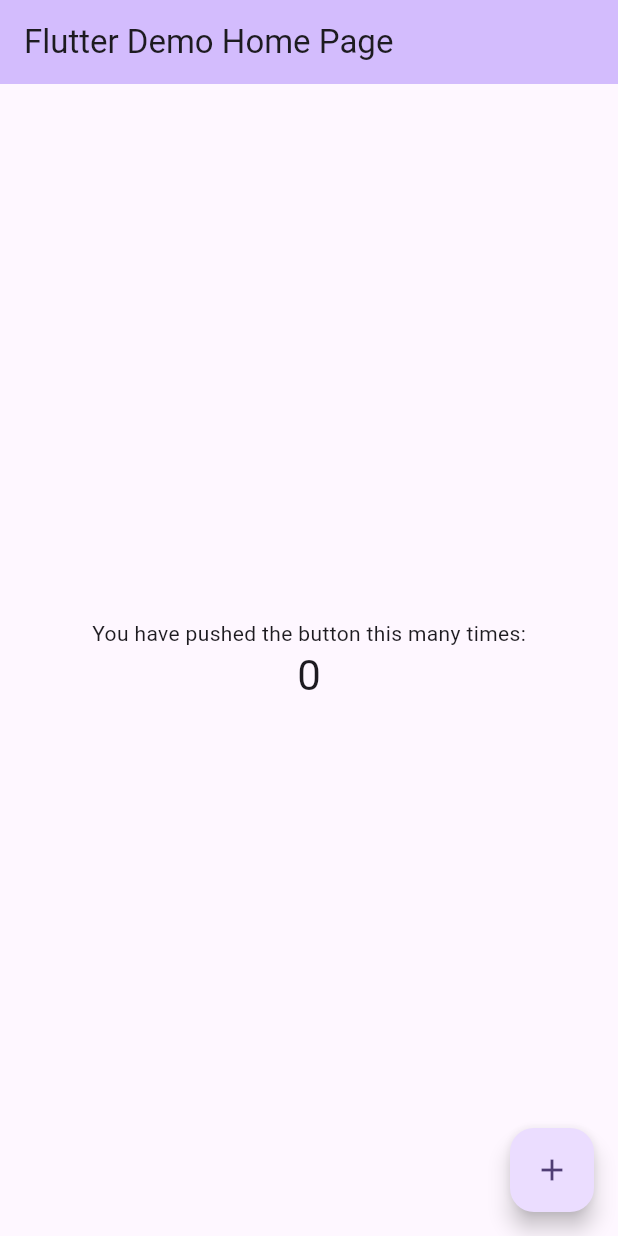
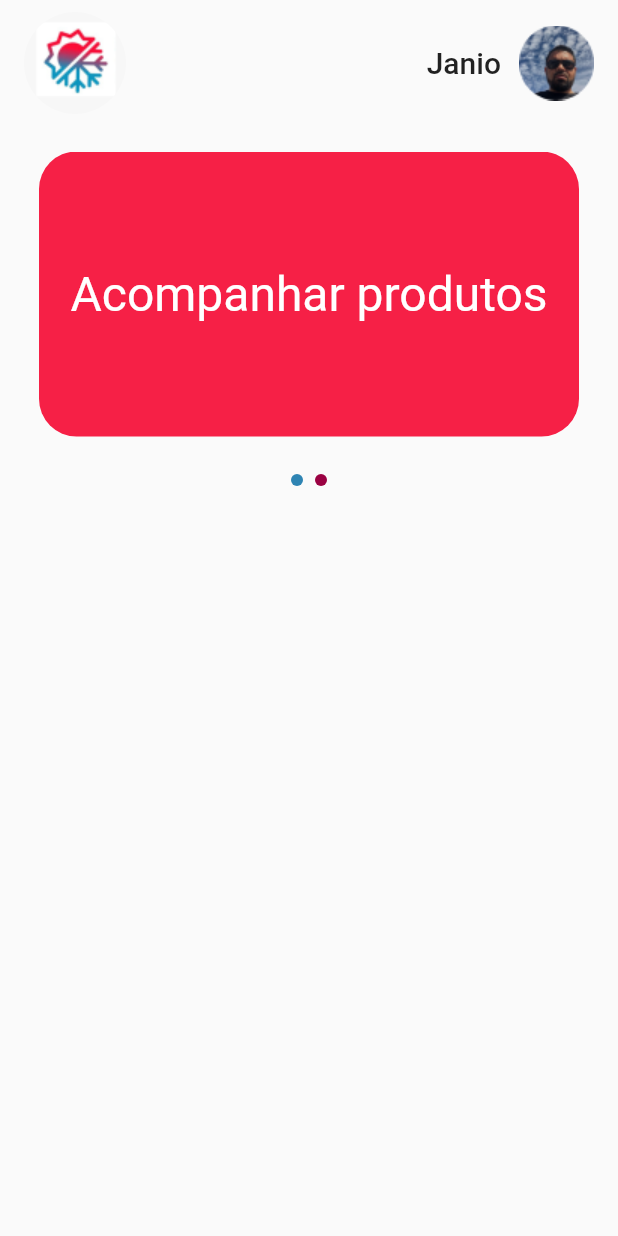
Before and after one commit to BerPGR/qcscontrol-flutter, a Flutter app: the screen it shows after launch, on a phone screen of 412 x 824 dp. Run offline on Flutter 3.47's test engine with Material 3 defaults, Android fonts, the phone set to English and light mode, and no system bars; drawn by our look-alikes of smooth_page_indicator.

Commit message:
Created first part of the home screen

```diff
--- a/lib/main.dart
+++ b/lib/main.dart
@@ -1,6 +1,8 @@
 import 'package:flutter/material.dart';
+import 'package:qualitycontrol/screens/home_page.dart';
 
 void main() {
+  WidgetsFlutterBinding.ensureInitialized();
   runApp(const MyApp());
 }
 
@@ -11,115 +13,12 @@ class MyApp extends StatelessWidget {
   @override
   Widget build(BuildContext context) {
     return MaterialApp(
-      title: 'Flutter Demo',
-      theme: ThemeData(
-        // This is the theme of your application.
-        //
-        // TRY THIS: Try running your application with "flutter run". You'll see
-        // the application has a purple toolbar. Then, without quitting the app,
-        // try changing the seedColor in the colorScheme below to Colors.green
-        // and then invoke "hot reload" (save your changes or press the "hot
-        // reload" button in a Flutter-supported IDE, or press "r" if you used
-        // the command line to start the app).
-        //
-        // Notice that the counter didn't reset back to zero; the application
-        // state is not lost during the reload. To reset the state, use hot
-        // restart instead.
-        //
-        // This works for code too, not just values: Most code changes can be
-        // tested with just a hot reload.
-        colorScheme: ColorScheme.fromSeed(seedColor: Colors.deepPurple),
-        useMaterial3: true,
-      ),
-      home: const MyHomePage(title: 'Flutter Demo Home Page'),
-    );
+        title: 'QCS App',
+        debugShowCheckedModeBanner: false,
+        theme: ThemeData(
+          colorScheme: ColorScheme.fromSeed(seedColor: Colors.deepPurple),
+          useMaterial3: false,
+        ),
+        home: HomeScreen());
   }
 }
-
-class MyHomePage extends StatefulWidget {
-  const MyHomePage({super.key, required this.title});
-
-  // This widget is the home page of your application. It is stateful, meaning
-  // that it has a State object (defined below) that contains fields that affect
-  // how it looks.
-
-  // This class is the configuration for the state. It holds the values (in this
-  // case the title) provided by the parent (in this case the App widget) and
-  // used by the build method of the State. Fields in a Widget subclass are
-  // always marked "final".
-
-  final String title;
-
-  @override
-  State<MyHomePage> createState() => _MyHomePageState();
-}
-
-class _MyHomePageState extends State<MyHomePage> {
-  int _counter = 0;
-
-  void _incrementCounter() {
-    setState(() {
-      // This call to setState tells the Flutter framework that something has
-      // changed in this State, which causes it to rerun the build method below
-      // so that the display can reflect the updated values. If we changed
-      // _counter without calling setState(), then the build method would not be
-      // called again, and so nothing would appear to happen.
-      _counter++;
-    });
-  }
-
-  @override
-  Widget build(BuildContext context) {
-    // This method is rerun every time setState is called, for instance as done
-    // by the _incrementCounter method above.
-    //
-    // The Flutter framework has been optimized to make rerunning build methods
-    // fast, so that you can just rebuild anything that needs updating rather
-    // than having to individually change instances of widgets.
-    return Scaffold(
-      appBar: AppBar(
-        // TRY THIS: Try changing the color here to a specific color (to
-        // Colors.amber, perhaps?) and trigger a hot reload to see the AppBar
-        // change color while the other colors stay the same.
-        backgroundColor: Theme.of(context).colorScheme.inversePrimary,
-        // Here we take the value from the MyHomePage object that was created by
-        // the App.build method, and use it to set our appbar title.
-        title: Text(widget.title),
-      ),
-      body: Center(
-        // Center is a layout widget. It takes a single child and positions it
-        // in the middle of the parent.
-        child: Column(
-          // Column is also a layout widget. It takes a list of children and
-          // arranges them vertically. By default, it sizes itself to fit its
-          // children horizontally, and tries to be as tall as its parent.
-          //
-          // Column has various properties to control how it sizes itself and
-          // how it positions its children. Here we use mainAxisAlignment to
-          // center the children vertically; the main axis here is the vertical
-          // axis because Columns are vertical (the cross axis would be
-          // horizontal).
-          //
-          // TRY THIS: Invoke "debug painting" (choose the "Toggle Debug Paint"
-          // action in the IDE, or press "p" in the console), to see the
-          // wireframe for each widget.
-          mainAxisAlignment: MainAxisAlignment.center,
-          children: <Widget>[
-            const Text(
-              'You have pushed the button this many times:',
-            ),
-            Text(
-              '$_counter',
-              style: Theme.of(context).textTheme.headlineMedium,
-            ),
-          ],
-        ),
-      ),
-      floatingActionButton: FloatingActionButton(
-        onPressed: _incrementCounter,
-        tooltip: 'Increment',
-        child: const Icon(Icons.add),
-      ), // This trailing comma makes auto-formatting nicer for build methods.
-    );
-  }
-}
--- /dev/null
+++ b/lib/screens/home_page.dart
@@ -0,0 +1,75 @@
+import 'package:flutter/material.dart';
+import 'package:qualitycontrol/widgets/home_selector.dart';
+import 'package:smooth_page_indicator/smooth_page_indicator.dart';
+
+class HomeScreen extends StatefulWidget {
+  const HomeScreen({super.key});
+
+  @override
+  State<HomeScreen> createState() => _HomeScreenState();
+}
+
+class _HomeScreenState extends State<HomeScreen> {
+  final _controller = PageController();
+
+  @override
+  Widget build(BuildContext context) {
+    return Scaffold(
+        body: SafeArea(
+            child: Padding(
+      padding: EdgeInsets.symmetric(horizontal: 16, vertical: 8),
+      child: SingleChildScrollView(
+        child: Column(children: [
+          Row(
+            mainAxisAlignment: MainAxisAlignment.spaceBetween,
+            children: [
+              ClipRRect(
+                borderRadius: BorderRadius.circular(500),
+                child: Image.asset('assets/images/logo.png'),
+              ),
+              Row(
+                children: [
+                  Padding(
+                    padding: EdgeInsets.only(right: 12),
+                    child: Text(
+                      "Janio",
+                      style:
+                          TextStyle(fontSize: 20, fontWeight: FontWeight.w500),
+                    ),
+                  ),
+                  Image.asset('assets/images/perfil.png')
+                ],
+              )
+            ],
+          ),
+          SizedBox(
+            height: 25,
+          ),
+          Container(
+            height: 190,
+            child: PageView(
+              controller: _controller,
+              scrollDirection: Axis.horizontal,
+              children: [
+                Selector(text: "Acompanhar produtos"),
+                Selector(text: "Relatório mensal")
+              ],
+            ),
+          ),
+          SizedBox(
+            height: 25,
+          ),
+          SmoothPageIndicator(
+            controller: _controller,
+            count: 2,
+            effect: JumpingDotEffect(
+                activeDotColor: Color(0xFF2E84B3),
+                dotColor: Color(0xFF9A0142),
+                dotWidth: 8,
+                dotHeight: 8),
+          )
+        ]),
+      ),
+    )));
+  }
+}
--- /dev/null
+++ b/lib/widgets/home_selector.dart
@@ -0,0 +1,27 @@
+import 'package:flutter/material.dart';
+
+class Selector extends StatelessWidget {
+  final String text;
+  const Selector({super.key, required this.text});
+
+  @override
+  Widget build(BuildContext context) {
+    return Padding(
+        padding: EdgeInsets.symmetric(horizontal: 10),
+        child: Container(
+          decoration: BoxDecoration(
+              color: Color(0xFFF62046),
+              borderRadius: BorderRadius.circular(25)),
+          width: MediaQuery.of(context).size.width - 20,
+          child: Center(
+            child: Padding(
+                padding: EdgeInsets.all(14),
+                child: Text(
+                  "${text}",
+                  textAlign: TextAlign.center,
+                  style: TextStyle(fontSize: 32, color: Color(0xFFFFFFFF)),
+                )),
+          ),
+        ));
+  }
+}
```
Also changed, not shown: pubspec.yaml (+4 -4 lines), assets/images/logo.png (added), assets/images/perfil.png (added), pubspec.lock.
